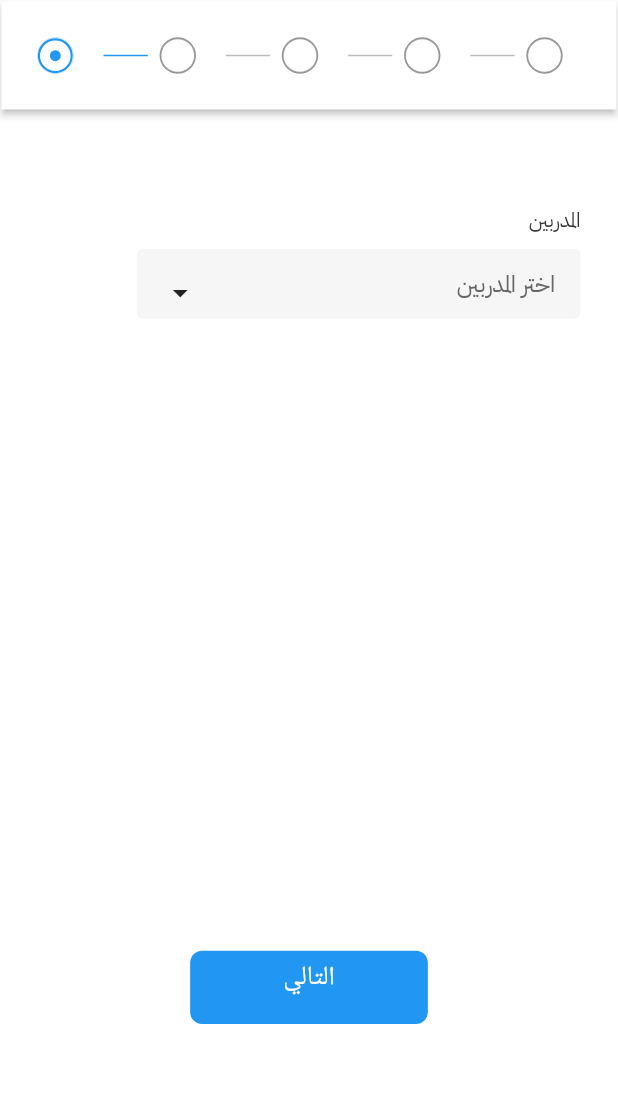
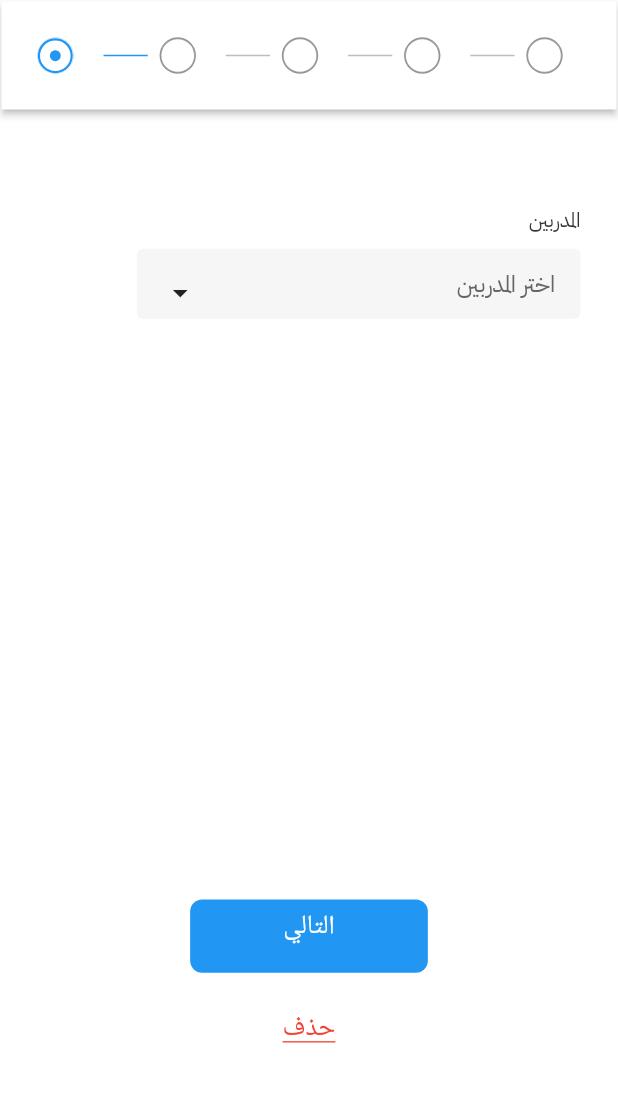
Before and after one commit to elreefy14/admin_future, a Flutter app: the ManageSchedulesScreen screen opened by its route, after a tap on "اضافة موعد", on a phone screen of 412 x 824 dp, the part 84-1186 px from its top. Run offline on Flutter 3.47's test engine with Material 2 defaults, Android fonts, the phone set to English and light mode, and no system bars; our stand-ins replace auto_size_text, bloc, bot_toast, cloud_firestore, conditional_builder_null_safety, contacts_service and 21 more; missing offline and left inert: dart:ffi, json_path, multiselect; accounts and stored records are empty; Roboto replaces fonts that are missing (Montserrat-Arabic); project files that could hold a hidden picture were left out.

Commit message:
on boarding changes

```diff
--- a/lib/add_grouup_of_schedules/presentation/onboarding_screen.dart
+++ b/lib/add_grouup_of_schedules/presentation/onboarding_screen.dart
@@ -6,30 +6,18 @@ import 'package:admin_future/registeration/data/userModel.dart';
 
 import 'package:admin_future/home/presenation/widget/widget/custom_app_bar.dart';
 import 'package:firebase_auth/firebase_auth.dart';
-import 'package:firebase_ui_firestore/firebase_ui_firestore.dart';
-import 'package:flutter/cupertino.dart';
 import 'package:flutter/material.dart';
 import 'package:cloud_firestore/cloud_firestore.dart';
 import 'package:flutter_bloc/flutter_bloc.dart';
 import 'package:flutter_screenutil/flutter_screenutil.dart';
 import 'package:flutter_svg/svg.dart';
 import 'package:fluttertoast/fluttertoast.dart';
-import 'package:provider/provider.dart';
-
-import '../../core/flutter_flow/flutter_flow_util.dart';
+
 import '../../home/business_logic/Home/manage_attendence_state.dart';
-import '../../manage_users_coaches/business_logic/manage_users_cubit.dart';
-import '../../home/data/schedules.dart';
 import '../../home/presenation/widget/add_schedule.dart';
-import 'package:flutter/material.dart';
-import 'package:flutter_bloc/flutter_bloc.dart';
 
 // BEGIN: ed8c6549bwf9 (already existing code)
 
-import 'package:cloud_firestore/cloud_firestore.dart';
-import 'package:flutter/cupertino.dart';
-import 'package:flutter_bloc/flutter_bloc.dart';
-import 'package:admin_future/add_grouup_of_schedules/presentation/select_coaches.dart';
 
 class AddGroupCubit extends Cubit<AddGroupState> {
   var _searchController;
@@ -1448,7 +1436,7 @@ class OnboardingScreen extends StatelessWidget {
                 //      color: Colors.white,
                 //    ),
                 //  ),
-                height: 650.h,
+                height: 615.h,
                 width: double.infinity,
                 child: Container(
                   //delete borders
@@ -1480,8 +1468,7 @@ class OnboardingScreen extends StatelessWidget {
                         onStepTapped: (index) {
                           context.read<AddGroupCubit>().setCurrentIndex(index);
                         },
-                        //handle navigation with swiping
-                        physics: ClampingScrollPhysics(),
+                        physics: NeverScrollableScrollPhysics(),
                         stepIconBuilder: (stepIndex, stepState) {
                           //change the icon of the step
                           if (stepState == StepState.complete) {
@@ -1750,7 +1737,18 @@ class OnboardingScreen extends StatelessWidget {
                         ),
                       ),
                     ),
-                ],
+
+                ],
+              ),
+              SizedBox(height: 25,),
+              InkWell(
+                onTap: (){},
+                child: Text("حذف" , style: TextStyle(
+                  color: Colors.red,
+                  decoration: TextDecoration.underline,
+                  decorationColor: Colors.red,
+                  fontSize: 18,
+                )),
               ),
               //  SizedBox(
               //    height: 30,
@@ -1779,7 +1777,9 @@ class TimeSelectionScreen extends StatelessWidget {
   @override
   Widget build(BuildContext context) {
     dynamic _times = context.watch<AddGroupCubit>().times;
-    return ListView(
+    return Padding(
+        padding: EdgeInsets.only(bottom: 100.0),
+        child:  ListView(
           children: context.read<AddGroupCubit>().times.keys.map((day) {
             return ListTile(
               title: Row(
@@ -1810,6 +1810,26 @@ class TimeSelectionScreen extends StatelessWidget {
                       InkWell(
                         onTap: () async {
                           TimeOfDay? endTime = await showTimePicker(
+                            builder: (context, child) {
+                              return Theme(
+                                data: Theme.of(context).copyWith(
+                                  colorScheme: ColorScheme.light(
+                                    primary: Color(0xf767676), // header background color
+                                    onPrimary: Colors.black, // header text color
+                                    onSurface: Colors.black, // body text color
+                                    surface: Colors.white,
+                                    secondary: Colors.blue,
+                                    onSecondary: Colors.white,
+                                  ),
+                                  textButtonTheme: TextButtonThemeData(
+                                    style: TextButton.styleFrom(
+                                      foregroundColor: Colors.blue, // button text color
+                                    ),
+                                  ),
+                                ),
+                                child: child!,
+                              );
+                            },
                             context: context,
                             initialTime: _times[day]?['end'] ?? TimeOfDay.now(),
                           );
@@ -1872,6 +1892,26 @@ class TimeSelectionScreen extends StatelessWidget {
                           InkWell(
                             onTap: () async {
                               TimeOfDay? startTime = await showTimePicker(
+                                builder: (context, child) {
+                                  return Theme(
+                                    data: Theme.of(context).copyWith(
+                                      colorScheme: ColorScheme.light(
+                                        primary: Color(0xf767676), // header background color
+                                        onPrimary: Colors.black, // header text color
+                                        onSurface: Colors.black, // body text color
+                                        surface: Colors.white,
+                                        secondary: Colors.blue,
+                                        onSecondary: Colors.white,
+                                      ),
+                                      textButtonTheme: TextButtonThemeData(
+                                        style: TextButton.styleFrom(
+                                          foregroundColor: Colors.blue, // button text color
+                                        ),
+                                      ),
+                                    ),
+                                    child: child!,
+                                  );
+                                },
                                 context: context,
                                 initialTime:
                                 _times[day]?['start'] ?? TimeOfDay.now(),
@@ -1976,7 +2016,7 @@ class TimeSelectionScreen extends StatelessWidget {
               // },
             );
           }).toList(),
-    );
+        ));
   }
 }
 
@@ -2062,8 +2102,15 @@ class SelectCoachesScreen extends StatelessWidget {
                 showDialog(
                   context: context,
                   builder: (context) => Theme(
-                    data: Theme.of(context)
-                        .copyWith(canvasColor: Colors.white,dialogBackgroundColor: Colors.white),
+                    data: Theme.of(context).copyWith(
+                      colorScheme: ColorScheme.light(
+                        primary: Colors.blue,
+                        onPrimary: Colors.white,
+                        onSurface: Colors.black,
+                        surfaceTint: Colors.white,
+
+                      ),
+                    ),
                     child: ShowCoachesInDialog(
                       isCoach: isCoach ?? true,
                       selectedUsers: isCoach
@@ -2145,7 +2192,18 @@ class SelectCoachesScreen extends StatelessWidget {
             SingleChildScrollView(
               //  physics: BouncingScrollPhysics(),
               child: SizedBox(
-                height: 380.h,
+                height: 300.h,
+
+                child: Padding(padding: EdgeInsets.all(10.0),child: ShaderMask(
+                  shaderCallback: (Rect rect) {
+                    return LinearGradient(
+                      begin: Alignment.topCenter,
+                      end: Alignment.bottomCenter,
+                      colors: [Colors.purple, Colors.transparent, Colors.transparent, Colors.purple],
+                      stops: [0.0, 0.0, 0.95, 1.0], // 10% purple, 80% transparent, 10% purple
+                    ).createShader(rect);
+                  },
+                  blendMode: BlendMode.dstOut,
                   child: ListView.separated(
                     //    physics:  NeverScrollableScrollPhysics(),
                     separatorBuilder: (context, index) => //5
@@ -2235,10 +2293,10 @@ class SelectCoachesScreen extends StatelessWidget {
                         ),
                       );
                     },
-                ),
-              ),
-            ),
-          ],
+                  ),)
+                ),
+              ),
+            )],
         );
       },
     );
@@ -2316,9 +2374,19 @@ class SelectBranchScreen extends StatelessWidget {
                           .read<AddGroupCubit>()
                           .updateMaxUsers(int.parse(value));
                     },
-                    decoration: InputDecoration(
-                      hintText: ':اقصى عدد',
+                    decoration:  InputDecoration(
+                      contentPadding: const EdgeInsets.only(right: 15),
+                      alignLabelWithHint: true,
+                      hintText: 'اقصى عدد',
                       border: OutlineInputBorder(),
+                      focusedBorder: OutlineInputBorder(
+                        borderSide: BorderSide(
+                          color: Colors.blue,
+                          width: 2.0,
+
+                        ),
+                      ),
+
                     ),
                   ),
                 ),
@@ -2393,7 +2461,7 @@ class InfoScreen extends StatelessWidget {
         return SingleChildScrollView(
           // physics: BouncingScrollPhysics(),
           child: Padding(
-            padding: EdgeInsets.only(bottom: 28.0.h),
+            padding: EdgeInsets.only(bottom: 100.0.h),
             child: Column(
               children: [
                 state.selectedCoaches.isNotEmpty
```
Lines whose indentation alone changed are shown as unchanged.
